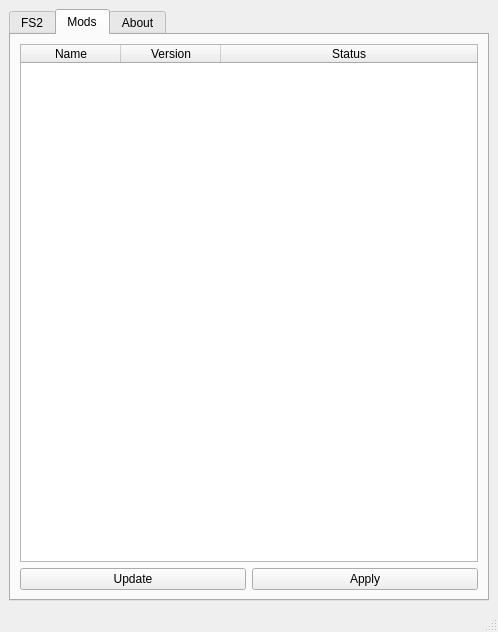
Above: ui/main.ui from ngld/old-knossos before the change. Below: the same form after it.
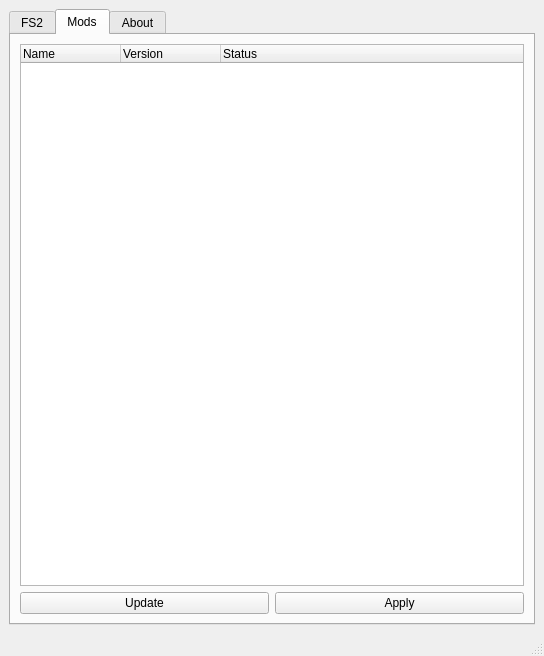
That is the form after the change. The open tabs and pages were chosen to show the change.

The edit to the form file:
```diff
--- a/ui/main.ui
+++ b/ui/main.ui
@@ -6,8 +6,8 @@
    <rect>
     <x>0</x>
     <y>0</y>
-    <width>498</width>
-    <height>632</height>
+    <width>544</width>
+    <height>656</height>
    </rect>
   </property>
   <property name="windowTitle">
@@ -80,37 +80,7 @@
        </attribute>
        <layout class="QVBoxLayout" name="verticalLayout_3">
         <item>
-         <widget class="QTableWidget" name="tableWidget">
-          <property name="editTriggers">
-           <set>QAbstractItemView::NoEditTriggers</set>
-          </property>
-          <property name="selectionMode">
-           <enum>QAbstractItemView::NoSelection</enum>
-          </property>
-          <property name="selectionBehavior">
-           <enum>QAbstractItemView::SelectRows</enum>
-          </property>
-          <property name="showGrid">
-           <bool>false</bool>
-          </property>
-          <property name="sortingEnabled">
-           <bool>true</bool>
-          </property>
-          <attribute name="horizontalHeaderCascadingSectionResizes">
-           <bool>true</bool>
-          </attribute>
-          <attribute name="horizontalHeaderStretchLastSection">
-           <bool>true</bool>
-          </attribute>
-          <attribute name="verticalHeaderVisible">
-           <bool>false</bool>
-          </attribute>
-          <attribute name="verticalHeaderDefaultSectionSize">
-           <number>20</number>
-          </attribute>
-          <attribute name="verticalHeaderMinimumSectionSize">
-           <number>16</number>
-          </attribute>
+         <widget class="QTreeWidget" name="modTree">
           <column>
            <property name="text">
             <string>Name</string>
```
Left out of the diff: 6 changed lines with no effect on the pictures.
